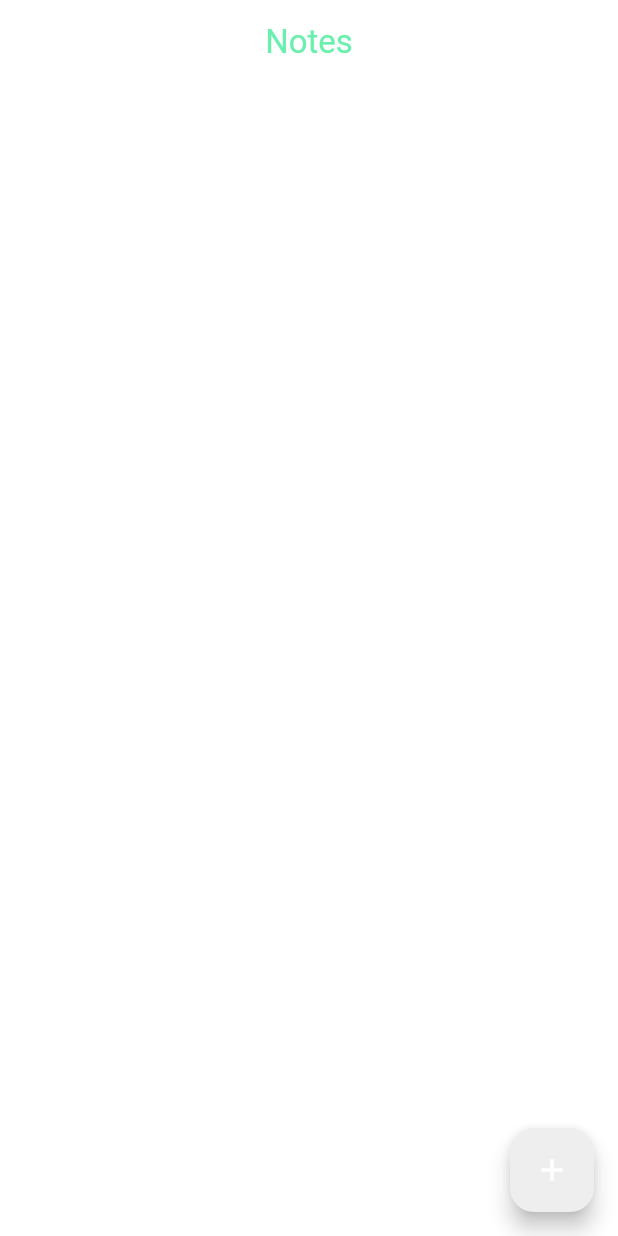
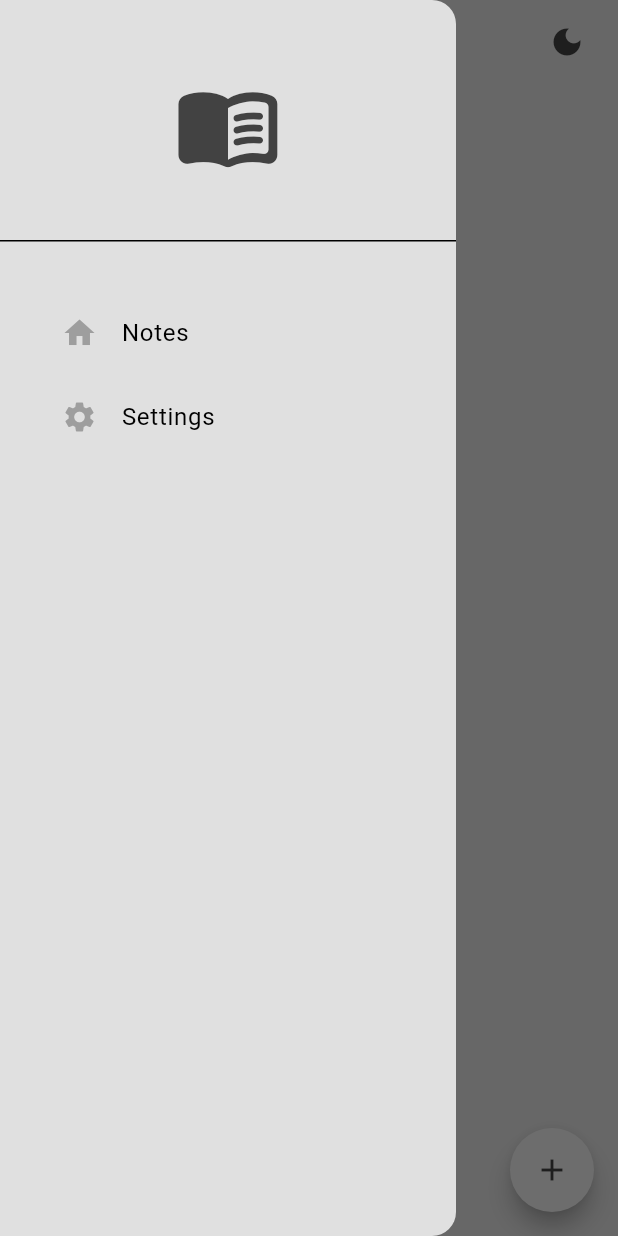
Before and after one commit to GauravGhost/Notes_App, a Flutter app: the screen it shows after launch, with the side drawer open (before the commit the screen has no drawer), on a phone screen of 412 x 824 dp. Run offline on Flutter 3.47's test engine with Material 3 defaults, Android fonts, the phone set to English and light mode, and no system bars; our stand-ins replace google_fonts, isar; accounts and stored records are empty; generated files the repository leaves out were written again.

Commit message:
Added Drawer

```diff
--- /dev/null
+++ b/lib/components/drawer.dart
@@ -0,0 +1,43 @@
+import 'package:flutter/material.dart';
+import 'package:notes_offline/components/drawer_tile.dart';
+
+class MyDrawer extends StatelessWidget {
+  const MyDrawer({super.key});
+
+  @override
+  Widget build(BuildContext context) {
+    return Drawer(
+      backgroundColor: Theme.of(context).colorScheme.background,
+      child: Column(
+        // mainAxisAlignment: MainAxisAlignment.spaceBetween,
+        children: [
+          Column(
+            children: [
+              // drawer logo
+              DrawerHeader(
+                child: Center(
+                  child: Icon(
+                    Icons.menu_book_rounded,
+                    color: Theme.of(context).colorScheme.inversePrimary,
+                    size: 72,
+                  ),
+                ),
+              ),
+
+              const SizedBox(
+                height: 25,
+              ),
+
+              DrawerTile(
+                  icon: Icons.home,
+                  title: 'Notes',
+                  onTap: () => Navigator.pop(context)),
+
+              DrawerTile(icon: Icons.settings, title: 'Settings', onTap: () {})
+            ],
+          ),
+        ],
+      ),
+    );
+  }
+}
--- /dev/null
+++ b/lib/components/drawer_tile.dart
@@ -0,0 +1,26 @@
+import 'package:flutter/material.dart';
+
+class DrawerTile extends StatelessWidget {
+  final String title;
+  final IconData icon;
+  final void Function()? onTap;
+
+  const DrawerTile({
+    super.key,
+    required this.icon,
+    required this.title,
+    required this.onTap
+  });
+
+  @override
+  Widget build(BuildContext context) {
+    return Padding(
+      padding: const EdgeInsets.only(left: 25),
+      child: ListTile(
+        leading: Icon(icon, color: Colors.grey,),
+        title: Text(title),
+        onTap: onTap,
+      ),
+    );
+  }
+}
--- a/lib/pages/notes_page.dart
+++ b/lib/pages/notes_page.dart
@@ -1,7 +1,10 @@
 import 'package:flutter/material.dart';
+import 'package:notes_offline/components/drawer.dart';
 import 'package:notes_offline/models/note.dart';
 import 'package:notes_offline/models/note_database.dart';
+import 'package:notes_offline/theme/theme_provider.dart';
 import 'package:provider/provider.dart';
+import 'package:google_fonts/google_fonts.dart';
 
 class NotesPage extends StatefulWidget {
   const NotesPage({super.key});
@@ -57,7 +60,9 @@ class _NotesPageState extends State<NotesPage> {
           MaterialButton(
             onPressed: () {
               // add to db
-              context.read<NoteDatabase>().updateNote(note.id, textController.text);
+              context
+                  .read<NoteDatabase>()
+                  .updateNote(note.id, textController.text);
               // clear the text field and pop the dialog
               textController.clear();
               Navigator.pop(context);
@@ -77,19 +82,52 @@ class _NotesPageState extends State<NotesPage> {
   Widget build(BuildContext context) {
     final noteDatabase = context.watch<NoteDatabase>();
     List<Note> currentNotes = noteDatabase.currentNotes;
+    final isDarkMode =
+        Provider.of<ThemeProvider>(context, listen: false).isDarkMode;
+    return Scaffold(
+      drawer: const MyDrawer(),
+      appBar: AppBar(
+        foregroundColor: Theme.of(context).colorScheme.inversePrimary,
+        backgroundColor: Colors.transparent,
+        actions: [
+          Padding(
+            padding: const EdgeInsets.only(right: 10),
+            child: IconButton(
+                onPressed: () =>
+                    Provider.of<ThemeProvider>(context, listen: false)
+                        .toggleTheme(),
+                icon: isDarkMode
+                    ? const Icon(Icons.light_mode)
+                    : const Icon(Icons.dark_mode)),
+          )
+        ],
+      ),
+      backgroundColor: Theme.of(context).colorScheme.background,
+      floatingActionButton: FloatingActionButton(
+        shape: RoundedRectangleBorder(borderRadius: BorderRadius.circular(30)),
+        onPressed: () => createNote(context),
+        child: Icon(
+          Icons.add,
+          color: Theme.of(context).colorScheme.inversePrimary,
+        ),
+      ),
+      body: Column(
+        crossAxisAlignment: CrossAxisAlignment.start,
+        children: [
+          // Heading
+          Padding(
+            padding: const EdgeInsets.only(left: 15),
+            child: Text(
+              "Notes",
+              style: GoogleFonts.dmSerifText(
+                  fontSize: 48,
+                  color: Theme.of(context).colorScheme.inversePrimary),
+            ),
+          ),
 
-    return Scaffold(
-      appBar: AppBar(
-        centerTitle: true,
-        title: const Text('Notes'),
-        foregroundColor: Colors.greenAccent,
-        backgroundColor: Colors.transparent,
-      ),
-      floatingActionButton: FloatingActionButton(
-        onPressed: () => createNote(context),
-        child: const Icon(Icons.add),
-      ),
-      body: ListView.builder(
+          // List Of Notes
+          Expanded(
+            child: ListView.builder(
               itemCount: currentNotes.length,
               itemBuilder: (context, index) {
                 // get individual notes
@@ -112,6 +150,9 @@ class _NotesPageState extends State<NotesPage> {
                 );
               },
             ),
+          ),
+        ],
+      ),
     );
   }
 }
--- a/pubspec.yaml
+++ b/pubspec.yaml
@@ -39,6 +39,7 @@ dependencies:
   isar_flutter_libs: ^3.1.0+1
   path_provider: ^2.1.3
   provider: ^6.1.2
+  google_fonts: ^6.2.1
 
 dev_dependencies:
   flutter_test:
```
Also changed, not shown: lib/pages/settings_page.dart (added), pubspec.lock. Lines whose indentation alone changed are shown as unchanged.
